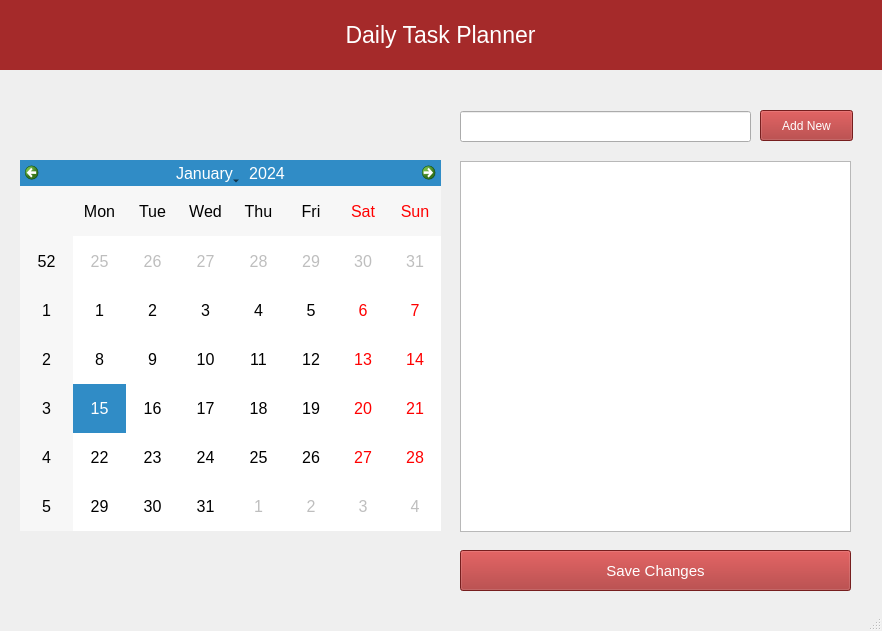
Above: main.ui from chivicoko/plannr before the change. Below: the same form after it.
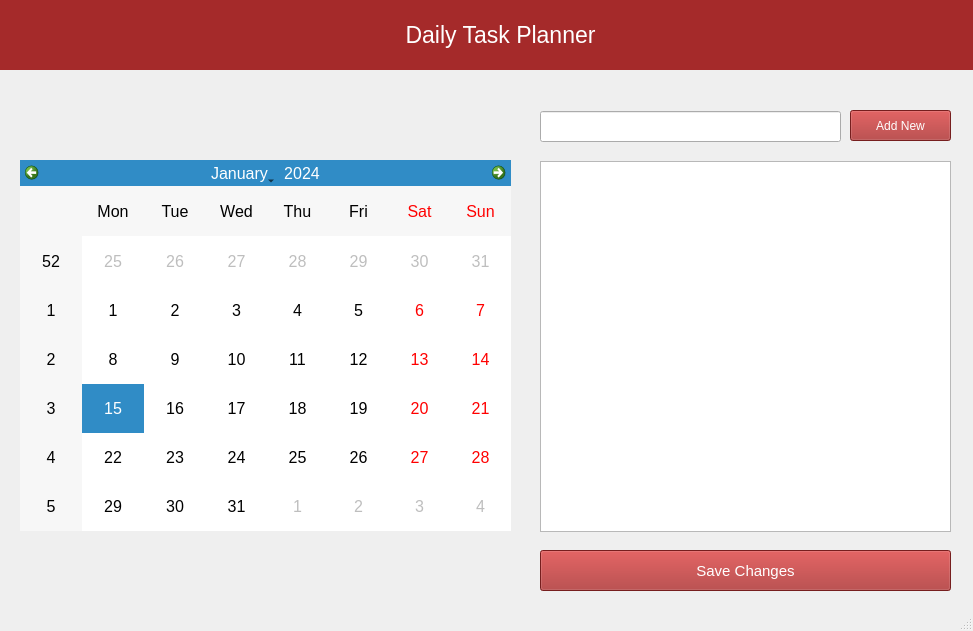
That is the form after the change.

The edit to the form file:
```diff
--- a/main.ui
+++ b/main.ui
@@ -6,7 +6,7 @@
    <rect>
     <x>0</x>
     <y>0</y>
-    <width>882</width>
+    <width>973</width>
     <height>631</height>
    </rect>
   </property>
@@ -19,7 +19,7 @@
      <rect>
       <x>20</x>
       <y>160</y>
-      <width>421</width>
+      <width>491</width>
       <height>371</height>
      </rect>
     </property>
@@ -30,9 +30,9 @@
    <widget class="QListWidget" name="listWidget">
     <property name="geometry">
      <rect>
-      <x>460</x>
+      <x>540</x>
       <y>161</y>
-      <width>391</width>
+      <width>411</width>
       <height>371</height>
      </rect>
     </property>
@@ -40,9 +40,9 @@
    <widget class="QPushButton" name="pushButton">
     <property name="geometry">
      <rect>
-      <x>760</x>
+      <x>850</x>
       <y>110</y>
-      <width>93</width>
+      <width>101</width>
       <height>31</height>
      </rect>
     </property>
@@ -57,9 +57,9 @@
    <widget class="QPushButton" name="pushButton_2">
     <property name="geometry">
      <rect>
-      <x>460</x>
+      <x>540</x>
       <y>550</y>
-      <width>391</width>
+      <width>411</width>
       <height>41</height>
      </rect>
     </property>
@@ -77,7 +77,7 @@
      <rect>
       <x>-10</x>
       <y>-1</y>
-      <width>901</width>
+      <width>1021</width>
       <height>71</height>
      </rect>
     </property>
@@ -96,9 +96,9 @@
    <widget class="QLineEdit" name="lineEdit">
     <property name="geometry">
      <rect>
-      <x>460</x>
+      <x>540</x>
       <y>111</y>
-      <width>291</width>
+      <width>301</width>
       <height>31</height>
      </rect>
     </property>
```
